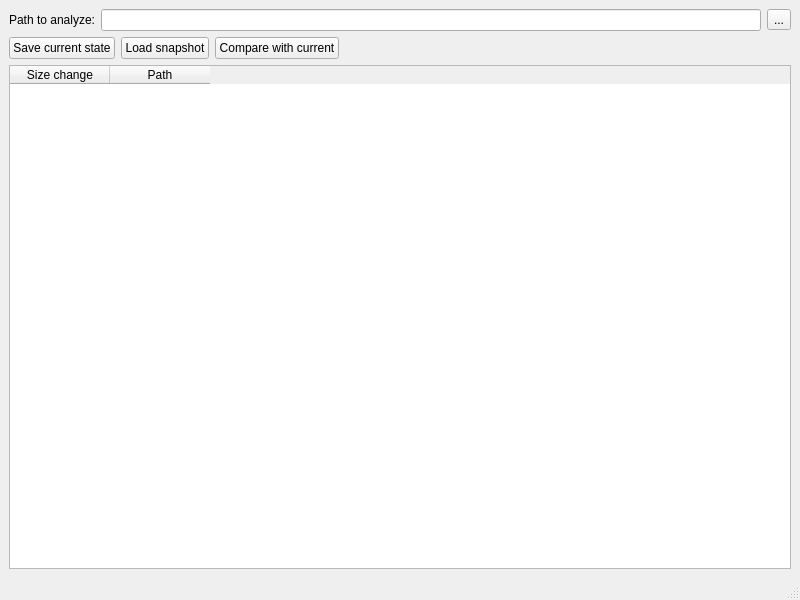
Old version of the form app/src/mainwindow.ui in the repository VioletGiraffe/SpaceGuard.
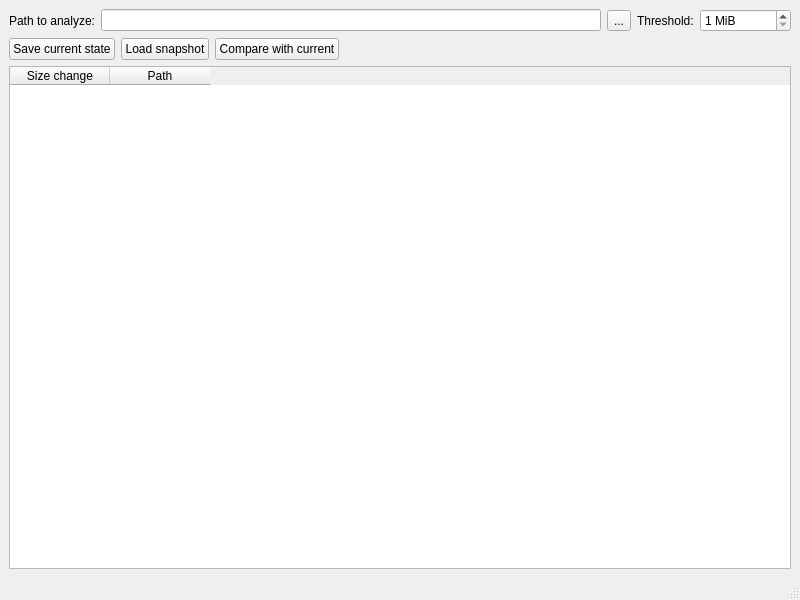
New version of the form.

Commit message: Threshold, settings

Patch:
```diff
--- a/app/src/mainwindow.ui
+++ b/app/src/mainwindow.ui
@@ -34,6 +34,29 @@
         </property>
        </widget>
       </item>
+      <item>
+       <widget class="QLabel" name="label_2">
+        <property name="text">
+         <string>Threshold:</string>
+        </property>
+       </widget>
+      </item>
+      <item>
+       <widget class="QSpinBox" name="threshold">
+        <property name="suffix">
+         <string notr="true"> MiB</string>
+        </property>
+        <property name="minimum">
+         <number>1</number>
+        </property>
+        <property name="maximum">
+         <number>999999999</number>
+        </property>
+        <property name="stepType">
+         <enum>QAbstractSpinBox::StepType::DefaultStepType</enum>
+        </property>
+       </widget>
+      </item>
      </layout>
     </item>
     <item>
```
Left out of the diff: 12 changed lines with no effect on the pictures. The commit also changes 7 other files.
